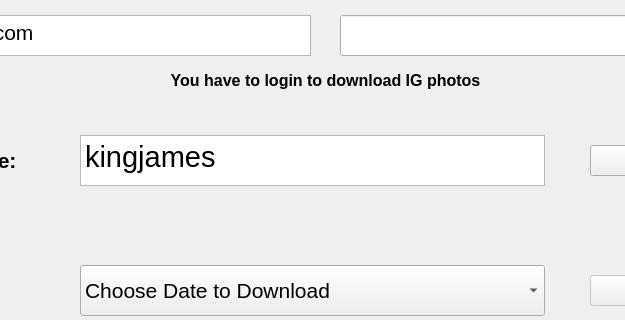
The window that IG_Photo_Downloader_UI_V01.ui (LeBronWilly/IG_Photo_Downloader_Python) describes before a commit, drawn with Qt 5; both pictures show x 150 to 775 and y 95 to 415 of the 967 by 544 pixel window.
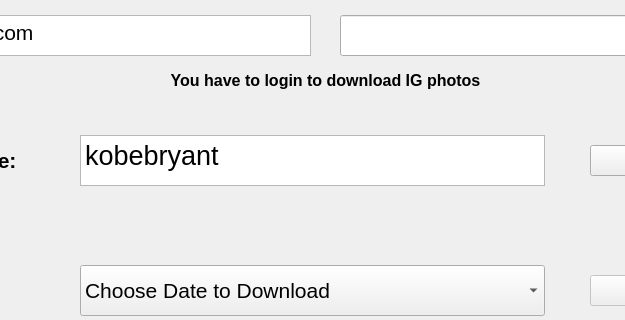
The same window after the commit.

The edit to the form file:
```diff
--- a/IG_Photo_Downloader_UI_V01.ui
+++ b/IG_Photo_Downloader_UI_V01.ui
@@ -41,7 +41,7 @@
 &lt;html&gt;&lt;head&gt;&lt;meta name=&quot;qrichtext&quot; content=&quot;1&quot; /&gt;&lt;style type=&quot;text/css&quot;&gt;
 p, li { white-space: pre-wrap; }
 &lt;/style&gt;&lt;/head&gt;&lt;body style=&quot; font-family:'Arial'; font-size:20pt; font-weight:400; font-style:normal;&quot;&gt;
-&lt;p style=&quot; margin-top:0px; margin-bottom:0px; margin-left:0px; margin-right:0px; -qt-block-indent:0; text-indent:0px;&quot;&gt;&lt;span style=&quot; font-family:'PMingLiU'; font-size:22pt;&quot;&gt;kingjames&lt;/span&gt;&lt;/p&gt;&lt;/body&gt;&lt;/html&gt;</string>
+&lt;p style=&quot; margin-top:0px; margin-bottom:0px; margin-left:0px; margin-right:0px; -qt-block-indent:0; text-indent:0px;&quot;&gt;kobebryant&lt;/p&gt;&lt;/body&gt;&lt;/html&gt;</string>
    </property>
   </widget>
   <widget class="QLabel" name="label_1">
```
